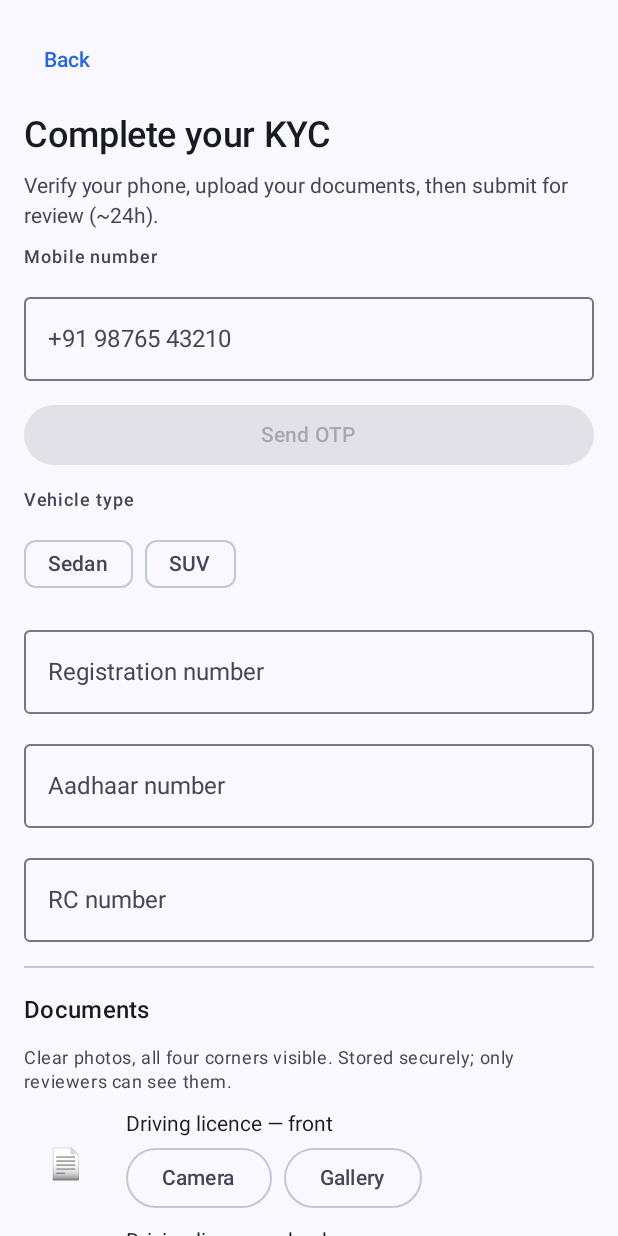
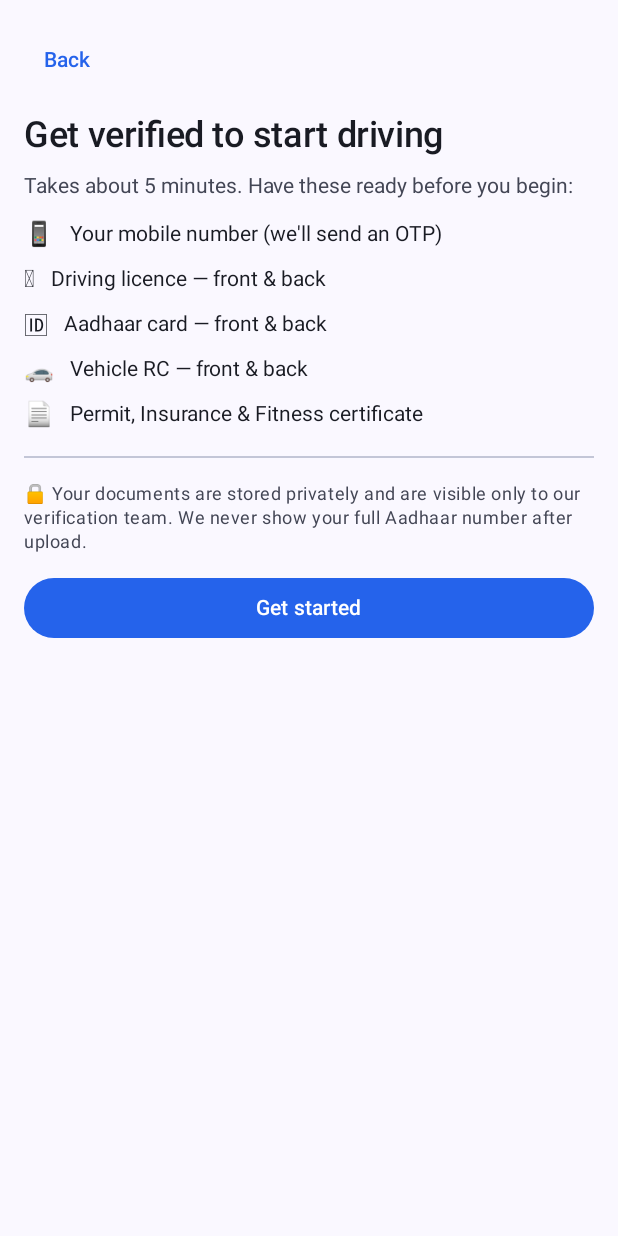
Before and after one commit to thecrazycoders7/itcabs, an Android app built with Jetpack Compose: the composable DriverKycScreen shown on its own in the app's theme, on a phone screen of 412 x 824 dp. Run offline under Robolectric (Android 15) with nearby library versions, the light colour scheme and no system bars; our stand-ins replace Dagger/Hilt's generated code, Firebase (no records; nobody signed in at launch, a user with empty details on screens opened directly); libraries missing offline, so code that uses them is left out: com.jakewharton.retrofit2; network calls fail.

Commit message:
feat(onboarding): pre-KYC 'what you'll need' primer for drivers
First-time drivers (nothing submitted yet) see a primer listing the docs to have ready
(phone, DL, Aadhaar, RC, Permit/Insurance/Fitness) + a privacy reassurance, before the
KYC form. Cuts mid-flow abandonment. Returning drivers skip straight to the form.

```diff
--- a/feature/dispatch/src/main/kotlin/com/itcabs/feature/dispatch/DriverKycScreen.kt
+++ b/feature/dispatch/src/main/kotlin/com/itcabs/feature/dispatch/DriverKycScreen.kt
@@ -69,6 +69,16 @@ fun DriverKycScreen(onDone: () -> Unit, viewModel: DriverKycViewModel = hiltView
         return
     }
 
+    // First-time driver with nothing done yet → show a "what you'll need" primer so they gather
+    // documents before starting (cuts mid-flow abandonment). Returning drivers skip straight to the form.
+    var introDismissed by remember { mutableStateOf(false) }
+    val freshStart = !state.phoneVerified && state.uploadedCount == 0 &&
+        state.kycStatus == com.itcabs.domain.model.KycStatus.NONE
+    if (freshStart && !introDismissed) {
+        WhatYouNeedIntro(onStart = { introDismissed = true }, onBack = onDone)
+        return
+    }
+
     Column(
         modifier = Modifier.fillMaxSize().verticalScroll(rememberScrollState()).padding(16.dp),
         verticalArrangement = Arrangement.spacedBy(12.dp),
@@ -126,6 +136,47 @@ fun DriverKycScreen(onDone: () -> Unit, viewModel: DriverKycViewModel = hiltView
             if (state.loading) CircularProgressIndicator(Modifier.padding(4.dp), strokeWidth = 2.dp) else Text("Submit for review")
         }
         Spacer(Modifier.height(8.dp))
+    }
+}
+
+/** Pre-KYC primer: what to have ready + a privacy reassurance, so drivers gather docs before starting. */
+@Composable
+private fun WhatYouNeedIntro(onStart: () -> Unit, onBack: () -> Unit) {
+    Column(
+        modifier = Modifier.fillMaxSize().verticalScroll(rememberScrollState()).padding(16.dp),
+        verticalArrangement = Arrangement.spacedBy(12.dp),
+    ) {
+        Row(Modifier.fillMaxWidth(), horizontalArrangement = Arrangement.Start) {
+            TextButton(onClick = onBack) { Text("Back") }
+        }
+        Text("Get verified to start driving", style = MaterialTheme.typography.headlineMedium)
+        Text(
+            "Takes about 5 minutes. Have these ready before you begin:",
+            style = MaterialTheme.typography.bodyMedium, color = MaterialTheme.colorScheme.onSurfaceVariant,
+        )
+        Column(verticalArrangement = Arrangement.spacedBy(6.dp)) {
+            NeedLine("📱", "Your mobile number (we'll send an OTP)")
+            NeedLine("🪪", "Driving licence — front & back")
+            NeedLine("🆔", "Aadhaar card — front & back")
+            NeedLine("🚗", "Vehicle RC — front & back")
+            NeedLine("📄", "Permit, Insurance & Fitness certificate")
+        }
+        Divider(Modifier.padding(vertical = 4.dp))
+        Text(
+            "🔒 Your documents are stored privately and are visible only to our verification team. " +
+                "We never show your full Aadhaar number after upload.",
+            style = MaterialTheme.typography.bodySmall, color = MaterialTheme.colorScheme.onSurfaceVariant,
+        )
+        Button(onClick = onStart, modifier = Modifier.fillMaxWidth()) { Text("Get started") }
+        Spacer(Modifier.height(8.dp))
+    }
+}
+
+@Composable
+private fun NeedLine(emoji: String, label: String) {
+    Row(horizontalArrangement = Arrangement.spacedBy(10.dp), verticalAlignment = Alignment.CenterVertically) {
+        Text(emoji, style = MaterialTheme.typography.titleMedium)
+        Text(label, style = MaterialTheme.typography.bodyMedium)
     }
 }
 
```
